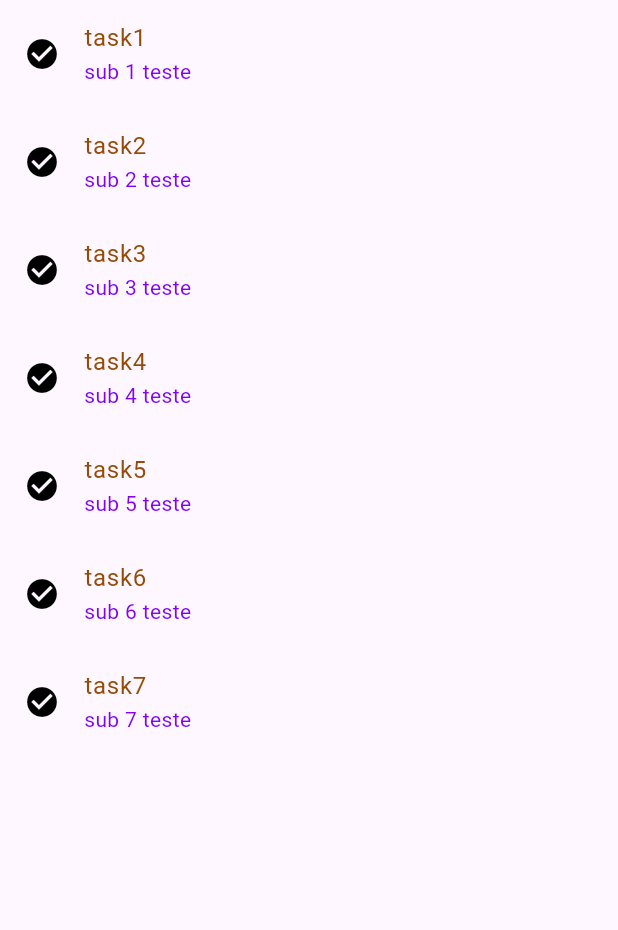
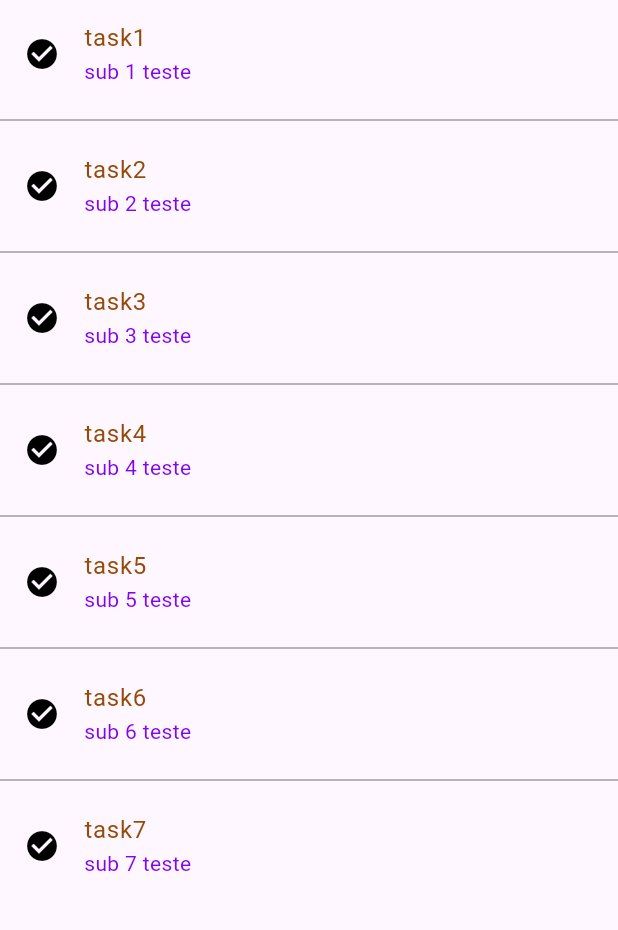
Before and after one commit to thalyson123ui/list, a Flutter app: the screen it shows after launch, on a phone screen of 412 x 824 dp, the part 84-1014 px from its top. Run offline on Flutter 3.47's test engine with Material 3 defaults, Android fonts, the phone set to English and light mode, and no system bars.

Commit message:
atualização

```diff
--- a/lib/main.dart
+++ b/lib/main.dart
@@ -25,14 +25,14 @@ class ListApp extends StatelessWidget {
           backgroundColor: const Color.fromARGB(255, 0, 0, 0),
           centerTitle: true,
         ),
-        body: ListView.builder(
+        body: ListView.separated(
+          separatorBuilder: (context, index) => Divider(color: Colors.grey),
           itemCount: items.length,
           itemBuilder: (context, index) {
             return ListTile(
               leading: const Icon(
                 Icons.check_circle,
                 color: Color.fromARGB(255, 0, 0, 0),
-                child: Icon(icons.acount_box),
               ),
               title: Text(
                 items[index],
```
